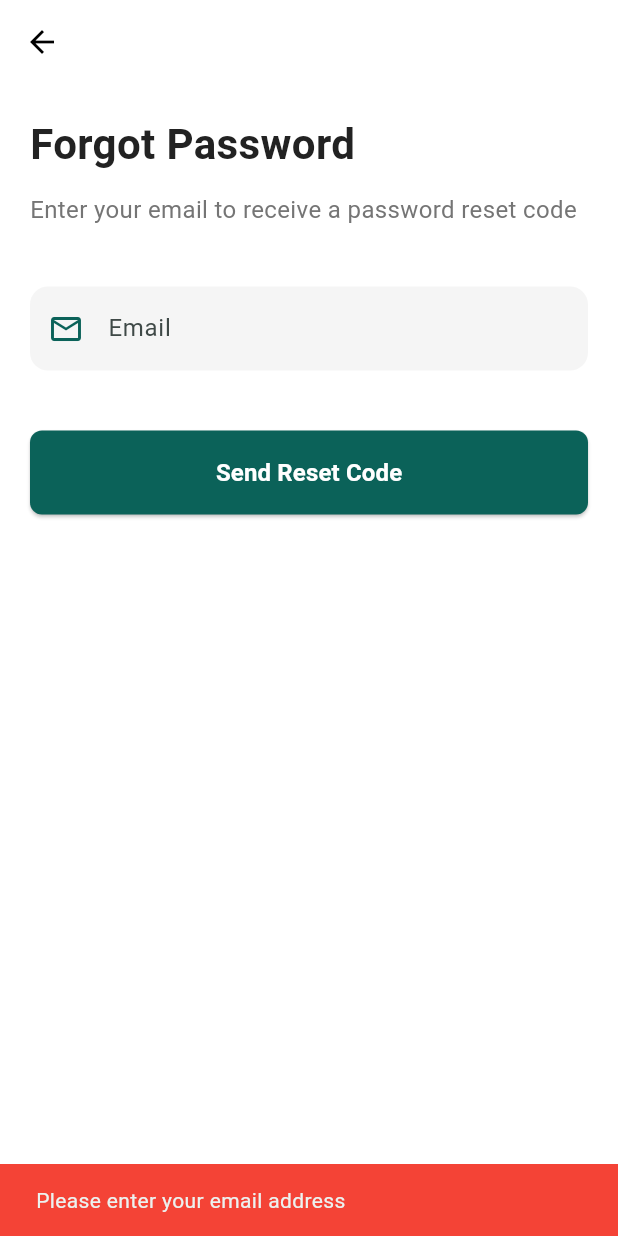
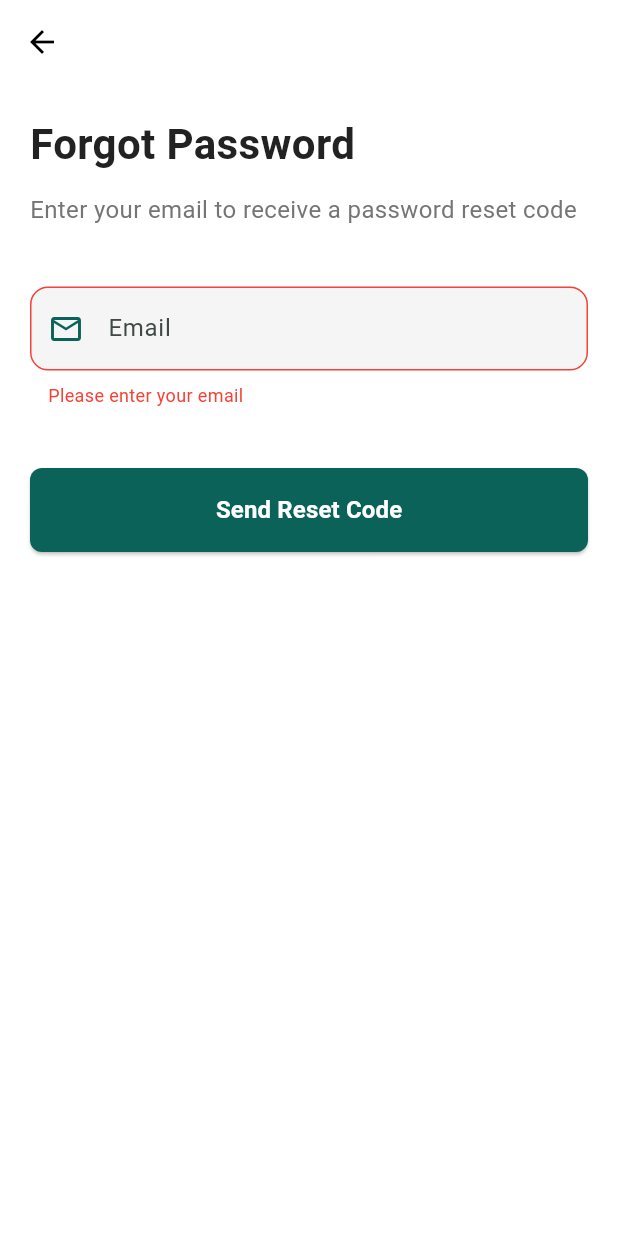
Before and after one commit to Faqih001/pretium_finance, a Flutter app: the ForgotPasswordPage screen opened directly, after a tap on "Send Reset Code", on a phone screen of 412 x 824 dp. Run offline on Flutter 3.47's test engine with Material 3 defaults, Android fonts, the phone set to English and light mode, and no system bars; our stand-ins replace shared_preferences, smooth_page_indicator; accounts and stored records are empty.

Commit message:
Enhance error handling in ForgotPasswordPage and SignupPage with visual feedback for input validation

```diff
--- a/lib/screens/forgot_password_page.dart
+++ b/lib/screens/forgot_password_page.dart
@@ -68,13 +68,38 @@ class _ForgotPasswordPageState extends State<ForgotPasswordPage> {
                   ),
                   border: OutlineInputBorder(
                     borderRadius: BorderRadius.circular(12),
-                    borderSide: BorderSide.none,
+                    borderSide: _emailError != null
+                        ? const BorderSide(color: Colors.red, width: 1.0)
+                        : BorderSide.none,
+                  ),
+                  enabledBorder: OutlineInputBorder(
+                    borderRadius: BorderRadius.circular(12),
+                    borderSide: _emailError != null
+                        ? const BorderSide(color: Colors.red, width: 1.0)
+                        : BorderSide.none,
+                  ),
+                  focusedBorder: OutlineInputBorder(
+                    borderRadius: BorderRadius.circular(12),
+                    borderSide: _emailError != null
+                        ? const BorderSide(color: Colors.red, width: 1.0)
+                        : const BorderSide(color: Color(0xFF0B6259), width: 1.0),
                   ),
                   filled: true,
                   fillColor: Colors.grey[100],
                   contentPadding: const EdgeInsets.symmetric(vertical: 16),
                 ),
               ),
+              if (_emailError != null)
+                Padding(
+                  padding: const EdgeInsets.only(top: 8.0, left: 12.0),
+                  child: Text(
+                    _emailError!,
+                    style: const TextStyle(
+                      color: Colors.red,
+                      fontSize: 12,
+                    ),
+                  ),
+                ),
 
               const SizedBox(height: 40),
 
@@ -85,13 +110,23 @@ class _ForgotPasswordPageState extends State<ForgotPasswordPage> {
                 child: ElevatedButton(
                   onPressed: () async {
                     // Validate email
+                    setState(() {
+                      _emailError = null; // Reset error
+                    });
+
                     if (_emailController.text.isEmpty) {
-                      ScaffoldMessenger.of(context).showSnackBar(
-                        const SnackBar(
-                          content: Text('Please enter your email address'),
-                          backgroundColor: Colors.red,
-                        ),
-                      );
+                      setState(() {
+                        _emailError = 'Please enter your email';
+                      });
+                      return;
+                    }
+
+                    // Check for valid email format
+                    final bool emailValid = RegExp(r'^[\w-.]+@([\w-]+\.)+[\w-]{2,4}$').hasMatch(_emailController.text);
+                    if (!emailValid) {
+                      setState(() {
+                        _emailError = 'Please enter a valid email';
+                      });
                       return;
                     }
 
@@ -124,14 +159,9 @@ class _ForgotPasswordPageState extends State<ForgotPasswordPage> {
                     } else {
                       // Email not found
                       if (mounted) {
-                        ScaffoldMessenger.of(context).showSnackBar(
-                          const SnackBar(
-                            content: Text(
-                              'Email not found. Please check your email address.',
-                            ),
-                            backgroundColor: Colors.red,
-                          ),
-                        );
+                        setState(() {
+                          _emailError = 'Email not found. Please check your email address.';
+                        });
                       }
                     }
                   },
```
Also changed, not shown: lib/screens/signup_page.dart (+59 -2 lines).
